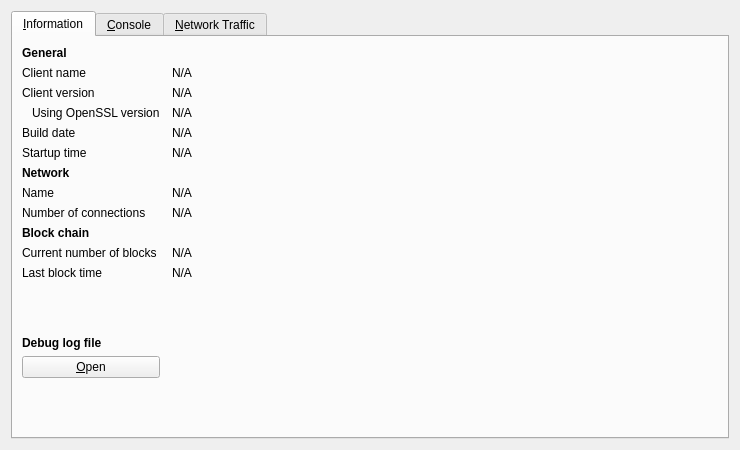
gamers-coin/gamecredits, file src/qt/forms/rpcconsole.ui: the form before one commit.
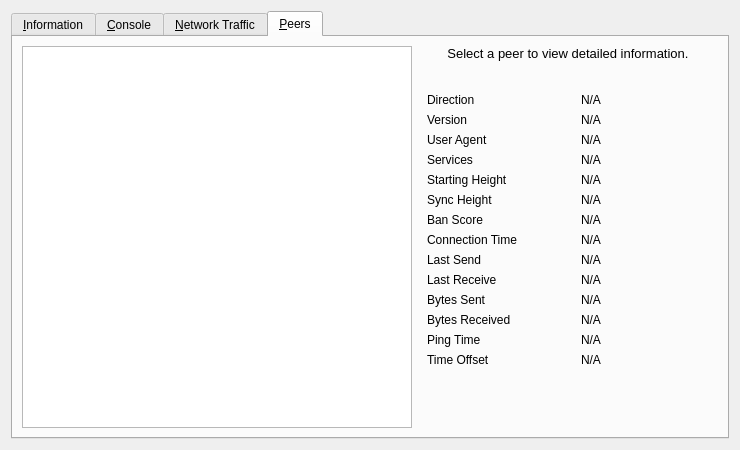
The form after the commit. The open tabs and pages were chosen to show the change. Icons and pictures are not drawn. Custom widgets are drawn as their Qt base class.

```diff
--- a/src/qt/forms/rpcconsole.ui
+++ b/src/qt/forms/rpcconsole.ui
@@ -1,7 +1,7 @@
 <?xml version="1.0" encoding="UTF-8"?>
 <ui version="4.0">
  <class>RPCConsole</class>
- <widget class="QDialog" name="RPCConsole">
+ <widget class="QWidget" name="RPCConsole">
   <property name="geometry">
    <rect>
     <x>0</x>
@@ -113,13 +113,39 @@
         </widget>
        </item>
        <item row="4" column="0">
+        <widget class="QLabel" name="label_berkeleyDBVersion">
+         <property name="text">
+          <string>Using BerkeleyDB version</string>
+         </property>
+         <property name="indent">
+          <number>10</number>
+         </property>
+        </widget>
+       </item>
+       <item row="4" column="1">
+        <widget class="QLabel" name="berkeleyDBVersion">
+         <property name="cursor">
+          <cursorShape>IBeamCursor</cursorShape>
+         </property>
+         <property name="text">
+          <string>N/A</string>
+         </property>
+         <property name="textFormat">
+          <enum>Qt::PlainText</enum>
+         </property>
+         <property name="textInteractionFlags">
+          <set>Qt::LinksAccessibleByMouse|Qt::TextSelectableByKeyboard|Qt::TextSelectableByMouse</set>
+         </property>
+        </widget>
+       </item>
+       <item row="5" column="0">
         <widget class="QLabel" name="label_12">
          <property name="text">
           <string>Build date</string>
          </property>
         </widget>
        </item>
-       <item row="4" column="1">
+       <item row="5" column="1">
         <widget class="QLabel" name="buildDate">
          <property name="cursor">
           <cursorShape>IBeamCursor</cursorShape>
@@ -135,14 +161,14 @@
          </property>
         </widget>
        </item>
-       <item row="5" column="0">
+       <item row="6" column="0">
         <widget class="QLabel" name="label_13">
          <property name="text">
           <string>Startup time</string>
          </property>
         </widget>
        </item>
-       <item row="5" column="1">
+       <item row="6" column="1">
         <widget class="QLabel" name="startupTime">
          <property name="cursor">
           <cursorShape>IBeamCursor</cursorShape>
@@ -158,7 +184,7 @@
          </property>
         </widget>
        </item>
-       <item row="6" column="0">
+       <item row="7" column="0">
         <widget class="QLabel" name="label_11">
          <property name="font">
           <font>
@@ -171,14 +197,14 @@
          </property>
         </widget>
        </item>
-       <item row="7" column="0">
+       <item row="8" column="0">
         <widget class="QLabel" name="label_8">
          <property name="text">
           <string>Name</string>
          </property>
         </widget>
        </item>
-       <item row="7" column="1">
+       <item row="8" column="1">
         <widget class="QLabel" name="networkName">
          <property name="cursor">
           <cursorShape>IBeamCursor</cursorShape>
@@ -194,14 +220,14 @@
          </property>
         </widget>
        </item>
-       <item row="8" column="0">
+       <item row="9" column="0">
         <widget class="QLabel" name="label_7">
          <property name="text">
           <string>Number of connections</string>
          </property>
         </widget>
        </item>
-       <item row="8" column="1">
+       <item row="9" column="1">
         <widget class="QLabel" name="numberOfConnections">
          <property name="cursor">
           <cursorShape>IBeamCursor</cursorShape>
@@ -217,7 +243,7 @@
          </property>
         </widget>
        </item>
-       <item row="9" column="0">
+       <item row="10" column="0">
         <widget class="QLabel" name="label_10">
          <property name="font">
           <font>
@@ -230,14 +256,14 @@
          </property>
         </widget>
        </item>
-       <item row="10" column="0">
+       <item row="11" column="0">
         <widget class="QLabel" name="label_3">
          <property name="text">
           <string>Current number of blocks</string>
          </property>
         </widget>
        </item>
-       <item row="10" column="1">
+       <item row="11" column="1">
         <widget class="QLabel" name="numberOfBlocks">
          <property name="cursor">
           <cursorShape>IBeamCursor</cursorShape>
@@ -253,14 +279,14 @@
          </property>
         </widget>
        </item>
-       <item row="11" column="0">
+       <item row="12" column="0">
         <widget class="QLabel" name="label_2">
          <property name="text">
           <string>Last block time</string>
          </property>
         </widget>
        </item>
-       <item row="11" column="1">
+       <item row="12" column="1">
         <widget class="QLabel" name="lastBlockTime">
          <property name="cursor">
           <cursorShape>IBeamCursor</cursorShape>
@@ -276,7 +302,7 @@
          </property>
         </widget>
        </item>
-       <item row="12" column="0">
+       <item row="13" column="0">
         <spacer name="verticalSpacer_2">
          <property name="orientation">
           <enum>Qt::Vertical</enum>
@@ -289,7 +315,7 @@
          </property>
         </spacer>
        </item>
-       <item row="13" column="0">
+       <item row="14" column="0">
         <widget class="QLabel" name="labelDebugLogfile">
          <property name="font">
           <font>
@@ -302,7 +328,7 @@
          </property>
         </widget>
        </item>
-       <item row="14" column="0">
+       <item row="15" column="0">
         <widget class="QPushButton" name="openDebugLogfileButton">
          <property name="toolTip">
           <string>Open the GameCredits debug log file from the current data directory. This can take a few seconds for large log files.</string>
@@ -315,7 +341,7 @@
          </property>
         </widget>
        </item>
-       <item row="15" column="0">
+       <item row="16" column="0">
         <spacer name="verticalSpacer">
          <property name="orientation">
           <enum>Qt::Vertical</enum>
@@ -652,6 +678,409 @@
        </item>
       </layout>
      </widget>
+     <widget class="QWidget" name="tab_peers">
+      <attribute name="title">
+       <string>&amp;Peers</string>
+      </attribute>
+      <layout class="QGridLayout" name="gridLayout_2">
+       <item row="0" column="0" rowspan="2">
+        <widget class="QTableView" name="peerWidget">
+         <property name="horizontalScrollBarPolicy">
+          <enum>Qt::ScrollBarAsNeeded</enum>
+         </property>
+         <property name="sortingEnabled">
+          <bool>true</bool>
+         </property>
+         <attribute name="horizontalHeaderHighlightSections">
+          <bool>false</bool>
+         </attribute>
+        </widget>
+       </item>
+       <item row="0" column="1">
+        <widget class="QLabel" name="peerHeading">
+         <property name="sizePolicy">
+          <sizepolicy hsizetype="Preferred" vsizetype="Minimum">
+           <horstretch>0</horstretch>
+           <verstretch>0</verstretch>
+          </sizepolicy>
+         </property>
+         <property name="minimumSize">
+          <size>
+           <width>300</width>
+           <height>32</height>
+          </size>
+         </property>
+         <property name="font">
+          <font>
+           <pointsize>10</pointsize>
+          </font>
+         </property>
+         <property name="cursor">
+          <cursorShape>IBeamCursor</cursorShape>
+         </property>
+         <property name="text">
+          <string>Select a peer to view detailed information.</string>
+         </property>
+         <property name="alignment">
+          <set>Qt::AlignHCenter|Qt::AlignTop</set>
+         </property>
+         <property name="wordWrap">
+          <bool>true</bool>
+         </property>
+         <property name="textInteractionFlags">
+          <set>Qt::LinksAccessibleByMouse|Qt::TextSelectableByKeyboard|Qt::TextSelectableByMouse</set>
+         </property>
+        </widget>
+       </item>
+       <item row="1" column="1">
+        <widget class="QWidget" name="detailWidget" native="true">
+         <property name="minimumSize">
+          <size>
+           <width>300</width>
+           <height>0</height>
+          </size>
+         </property>
+         <layout class="QGridLayout" name="gridLayout_3">
+          <item row="0" column="0">
+           <widget class="QLabel" name="label_23">
+            <property name="text">
+             <string>Direction</string>
+            </property>
+           </widget>
+          </item>
+          <item row="0" column="2">
+           <widget class="QLabel" name="peerDirection">
+            <property name="cursor">
+             <cursorShape>IBeamCursor</cursorShape>
+            </property>
+            <property name="text">
+             <string>N/A</string>
+            </property>
+            <property name="textFormat">
+             <enum>Qt::PlainText</enum>
+            </property>
+            <property name="textInteractionFlags">
+             <set>Qt::LinksAccessibleByMouse|Qt::TextSelectableByKeyboard|Qt::TextSelectableByMouse</set>
+            </property>
+           </widget>
+          </item>
+          <item row="1" column="0">
+           <widget class="QLabel" name="label_21">
+            <property name="text">
+             <string>Version</string>
+            </property>
+           </widget>
+          </item>
+          <item row="1" column="2">
+           <widget class="QLabel" name="peerVersion">
+            <property name="cursor">
+             <cursorShape>IBeamCursor</cursorShape>
+            </property>
+            <property name="text">
+             <string>N/A</string>
+            </property>
+            <property name="textFormat">
+             <enum>Qt::PlainText</enum>
+            </property>
+            <property name="textInteractionFlags">
+             <set>Qt::LinksAccessibleByMouse|Qt::TextSelectableByKeyboard|Qt::TextSelectableByMouse</set>
+            </property>
+           </widget>
+          </item>
+          <item row="2" column="0">
+           <widget class="QLabel" name="label_28">
+            <property name="text">
+             <string>User Agent</string>
+            </property>
+           </widget>
+          </item>
+          <item row="2" column="2">
+           <widget class="QLabel" name="peerSubversion">
+            <property name="cursor">
+             <cursorShape>IBeamCursor</cursorShape>
+            </property>
+            <property name="text">
+             <string>N/A</string>
+            </property>
+            <property name="textFormat">
+             <enum>Qt::PlainText</enum>
+            </property>
+            <property name="textInteractionFlags">
+             <set>Qt::LinksAccessibleByMouse|Qt::TextSelectableByKeyboard|Qt::TextSelectableByMouse</set>
+            </property>
+           </widget>
+          </item>
+          <item row="3" column="0">
+           <widget class="QLabel" name="label_4">
+            <property name="text">
+             <string>Services</string>
+            </property>
+           </widget>
+          </item>
+          <item row="3" column="2">
+           <widget class="QLabel" name="peerServices">
+            <property name="cursor">
+             <cursorShape>IBeamCursor</cursorShape>
+            </property>
+            <property name="text">
+             <string>N/A</string>
+            </property>
+            <property name="textFormat">
+             <enum>Qt::PlainText</enum>
+            </property>
+            <property name="textInteractionFlags">
+             <set>Qt::LinksAccessibleByMouse|Qt::TextSelectableByKeyboard|Qt::TextSelectableByMouse</set>
+            </property>
+           </widget>
+          </item>
+          <item row="5" column="0">
+           <widget class="QLabel" name="label_29">
+            <property name="text">
+             <string>Starting Height</string>
+            </property>
+           </widget>
+          </item>
+          <item row="5" column="2">
+           <widget class="QLabel" name="peerHeight">
+            <property name="cursor">
+             <cursorShape>IBeamCursor</cursorShape>
+            </property>
+            <property name="text">
+             <string>N/A</string>
+            </property>
+            <property name="textFormat">
+             <enum>Qt::PlainText</enum>
+            </property>
+            <property name="textInteractionFlags">
+             <set>Qt::LinksAccessibleByMouse|Qt::TextSelectableByKeyboard|Qt::TextSelectableByMouse</set>
+            </property>
+           </widget>
+          </item>
+          <item row="6" column="0">
+           <widget class="QLabel" name="label_27">
+            <property name="text">
+             <string>Sync Height</string>
+            </property>
+           </widget>
+          </item>
+          <item row="6" column="2">
+           <widget class="QLabel" name="peerSyncHeight">
+            <property name="cursor">
+             <cursorShape>IBeamCursor</cursorShape>
+            </property>
+            <property name="text">
+             <string>N/A</string>
+            </property>
+            <property name="textFormat">
+             <enum>Qt::PlainText</enum>
+            </property>
+            <property name="textInteractionFlags">
+             <set>Qt::LinksAccessibleByMouse|Qt::TextSelectableByKeyboard|Qt::TextSelectableByMouse</set>
+            </property>
+           </widget>
+          </item>
+          <item row="7" column="0">
+           <widget class="QLabel" name="label_24">
+            <property name="text">
+             <string>Ban Score</string>
+            </property>
+           </widget>
+          </item>
+          <item row="7" column="2">
+           <widget class="QLabel" name="peerBanScore">
+            <property name="cursor">
+             <cursorShape>IBeamCursor</cursorShape>
+            </property>
+            <property name="text">
+             <string>N/A</string>
+            </property>
+            <property name="textFormat">
+             <enum>Qt::PlainText</enum>
+            </property>
+            <property name="textInteractionFlags">
+             <set>Qt::LinksAccessibleByMouse|Qt::TextSelectableByKeyboard|Qt::TextSelectableByMouse</set>
+            </property>
+           </widget>
+          </item>
+          <item row="8" column="0">
+           <widget class="QLabel" name="label_22">
+            <property name="text">
+             <string>Connection Time</string>
+            </property>
+           </widget>
+          </item>
+          <item row="8" column="2">
+           <widget class="QLabel" name="peerConnTime">
+            <property name="cursor">
+             <cursorShape>IBeamCursor</cursorShape>
+            </property>
+            <property name="text">
+             <string>N/A</string>
+            </property>
+            <property name="textFormat">
+             <enum>Qt::PlainText</enum>
+            </property>
+            <property name="textInteractionFlags">
+             <set>Qt::LinksAccessibleByMouse|Qt::TextSelectableByKeyboard|Qt::TextSelectableByMouse</set>
+            </property>
+           </widget>
+          </item>
+          <item row="9" column="0">
+           <widget class="QLabel" name="label_15">
+            <property name="text">
+             <string>Last Send</string>
+            </property>
+           </widget>
+          </item>
+          <item row="9" column="2">
+           <widget class="QLabel" name="peerLastSend">
+            <property name="cursor">
+             <cursorShape>IBeamCursor</cursorShape>
+            </property>
+            <property name="text">
+             <string>N/A</string>
+            </property>
+            <property name="textFormat">
+             <enum>Qt::PlainText</enum>
+            </property>
+            <property name="textInteractionFlags">
+             <set>Qt::LinksAccessibleByMouse|Qt::TextSelectableByKeyboard|Qt::TextSelectableByMouse</set>
+            </property>
+           </widget>
+          </item>
+          <item row="10" column="0">
+           <widget class="QLabel" name="label_19">
+            <property name="text">
+             <string>Last Receive</string>
+            </property>
+           </widget>
+          </item>
+          <item row="10" column="2">
+           <widget class="QLabel" name="peerLastRecv">
+            <property name="cursor">
+             <cursorShape>IBeamCursor</cursorShape>
+            </property>
+            <property name="text">
+             <string>N/A</string>
+            </property>
+            <property name="textFormat">
+             <enum>Qt::PlainText</enum>
+            </property>
+            <property name="textInteractionFlags">
+             <set>Qt::LinksAccessibleByMouse|Qt::TextSelectableByKeyboard|Qt::TextSelectableByMouse</set>
+            </property>
+           </widget>
+          </item>
+          <item row="11" column="0">
+           <widget class="QLabel" name="label_18">
+            <property name="text">
+             <string>Bytes Sent</string>
+            </property>
+           </widget>
+          </item>
+          <item row="11" column="2">
+           <widget class="QLabel" name="peerBytesSent">
+            <property name="cursor">
+             <cursorShape>IBeamCursor</cursorShape>
+            </property>
+            <property name="text">
+             <string>N/A</string>
+            </property>
+            <property name="textFormat">
+             <enum>Qt::PlainText</enum>
+            </property>
+            <property name="textInteractionFlags">
+             <set>Qt::LinksAccessibleByMouse|Qt::TextSelectableByKeyboard|Qt::TextSelectableByMouse</set>
+            </property>
+           </widget>
+          </item>
+          <item row="12" column="0">
+           <widget class="QLabel" name="label_20">
+            <property name="text">
+             <string>Bytes Received</string>
+            </property>
+           </widget>
+          </item>
+          <item row="12" column="2">
+           <widget class="QLabel" name="peerBytesRecv">
+            <property name="cursor">
+             <cursorShape>IBeamCursor</cursorShape>
+            </property>
+            <property name="text">
+             <string>N/A</string>
+            </property>
+            <property name="textFormat">
+             <enum>Qt::PlainText</enum>
+            </property>
+            <property name="textInteractionFlags">
+             <set>Qt::LinksAccessibleByMouse|Qt::TextSelectableByKeyboard|Qt::TextSelectableByMouse</set>
+            </property>
+           </widget>
+          </item>
+          <item row="13" column="0">
+           <widget class="QLabel" name="label_26">
+            <property name="text">
+             <string>Ping Time</string>
+            </property>
+           </widget>
+          </item>
+          <item row="13" column="2">
+           <widget class="QLabel" name="peerPingTime">
+            <property name="cursor">
+             <cursorShape>IBeamCursor</cursorShape>
+            </property>
+            <property name="text">
+             <string>N/A</string>
+            </property>
+            <property name="textFormat">
+             <enum>Qt::PlainText</enum>
+            </property>
+            <property name="textInteractionFlags">
+             <set>Qt::LinksAccessibleByMouse|Qt::TextSelectableByKeyboard|Qt::TextSelectableByMouse</set>
+            </property>
+           </widget>
+          </item>
+          <item row="14" column="0">
+           <widget class="QLabel" name="label_timeoffset">
+            <property name="text">
+             <string>Time Offset</string>
+            </property>
+           </widget>
+          </item>
+          <item row="14" column="2">
+           <widget class="QLabel" name="timeoffset">
+            <property name="cursor">
+             <cursorShape>IBeamCursor</cursorShape>
+            </property>
+            <property name="text">
+             <string>N/A</string>
+            </property>
+            <property name="textFormat">
+             <enum>Qt::PlainText</enum>
+            </property>
+            <property name="textInteractionFlags">
+             <set>Qt::LinksAccessibleByMouse|Qt::TextSelectableByKeyboard|Qt::TextSelectableByMouse</set>
+            </property>
+           </widget>
+          </item>
+          <item row="15" column="1">
+           <spacer name="verticalSpacer_3">
+            <property name="orientation">
+             <enum>Qt::Vertical</enum>
+            </property>
+            <property name="sizeHint" stdset="0">
+             <size>
+              <width>20</width>
+              <height>40</height>
+             </size>
+            </property>
+           </spacer>
+          </item>
+         </layout>
+        </widget>
+       </item>
+      </layout>
+     </widget>
     </widget>
    </item>
   </layout>
```
Left out of the diff: 11 changed lines with no effect on the pictures.
